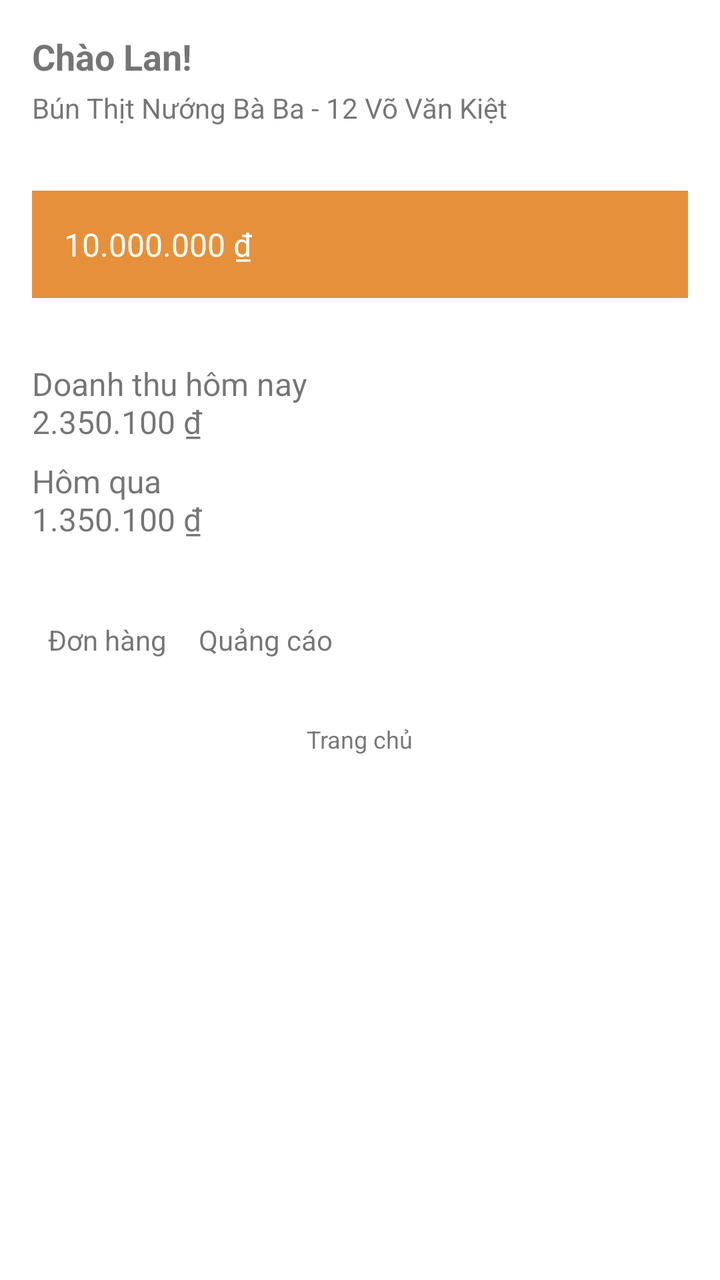
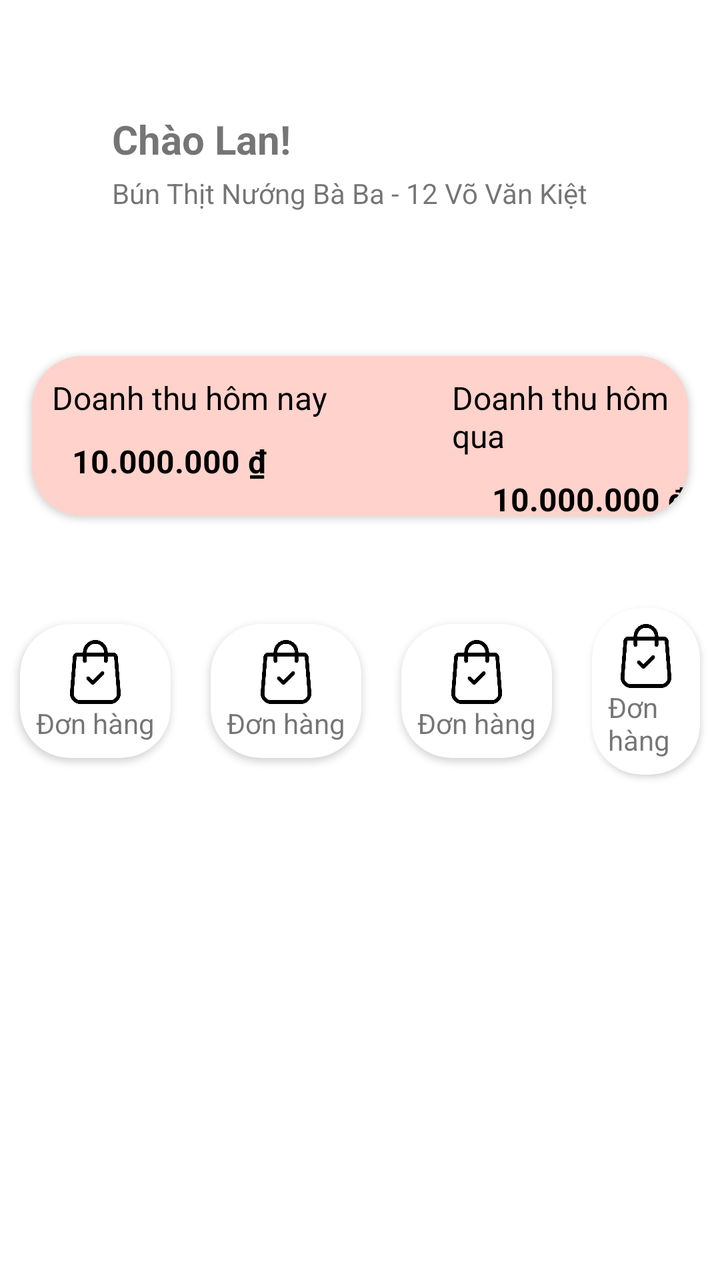

An Android layout rendered at two revisions. The XML below is the earlier revision; the diff shows what the commit changed to produce the second picture.
<!-- AndroidManifest.xml: application theme Theme.Grab_Demo -->
<!-- res/layout/fragment_home_store_owner.xml -->
<?xml version="1.0" encoding="utf-8"?>
<FrameLayout xmlns:android="http://schemas.android.com/apk/res/android"
    xmlns:tools="http://schemas.android.com/tools"
    android:layout_width="match_parent"
    android:layout_height="match_parent"
    tools:context=".store_owner.fragment.HomeStoreOwnerFragment">

    
    <LinearLayout
        android:layout_width="match_parent"
        android:layout_height="match_parent"
        android:orientation="vertical">
        
        <LinearLayout
            android:layout_width="match_parent"
            android:layout_height="wrap_content"
            android:orientation="vertical"
            android:padding="16dp">

            <TextView
                android:id="@+id/tvGreeting"
                android:layout_width="wrap_content"
                android:layout_height="wrap_content"
                android:text="Chào Lan!"
                android:textSize="18sp"
                android:textStyle="bold" />

            <TextView
                android:id="@+id/tvSubtitle"
                android:layout_width="wrap_content"
                android:layout_height="wrap_content"
                android:layout_marginTop="4dp"
                android:text="Bún Thịt Nướng Bà Ba - 12 Võ Văn Kiệt"
                android:textSize="14sp" />
        </LinearLayout>

        
        <LinearLayout
            android:id="@+id/greenCard"
            android:layout_width="match_parent"
            android:layout_height="wrap_content"
            android:layout_margin="16dp"
            android:background="@color/cam"
            android:orientation="horizontal"
            android:padding="16dp">

            <TextView
                android:id="@+id/tvAmount"
                android:layout_width="wrap_content"
                android:layout_height="wrap_content"
                android:text="10.000.000 ₫"
                android:textColor="@android:color/white"
                android:textSize="16sp" />
        </LinearLayout>

        
        <LinearLayout
            android:id="@+id/salesQRPayments"
            android:layout_width="match_parent"
            android:layout_height="wrap_content"
            android:orientation="vertical"
            android:padding="16dp">

            <TextView
                android:id="@+id/tvSalesToday"
                android:layout_width="wrap_content"
                android:layout_height="wrap_content"
                android:text="Doanh thu hôm nay\n2.350.100 ₫"
                android:textSize="16sp" />

            <TextView
                android:id="@+id/tvQRPayments"
                android:layout_width="wrap_content"
                android:layout_height="wrap_content"
                android:layout_marginTop="8dp"
                android:text="Hôm qua\n1.350.100 ₫"
                android:textSize="16sp" />
        </LinearLayout>

        
        <GridLayout
            android:layout_width="match_parent"
            android:layout_height="wrap_content"
            android:layout_margin="16dp"
            android:columnCount="4"
            android:orientation="horizontal"
            android:rowCount="2">

            
            <LinearLayout
                android:layout_width="wrap_content"
                android:layout_height="wrap_content"
                android:gravity="center"
                android:orientation="vertical"
                android:padding="8dp">

                <ImageView
                    android:layout_width="wrap_content"
                    android:layout_height="wrap_content" />

                <TextView
                    android:layout_width="wrap_content"
                    android:layout_height="wrap_content"
                    android:text="Đơn hàng"
                    android:textSize="14sp" />
            </LinearLayout>

            
            
            <LinearLayout
                android:layout_width="wrap_content"
                android:layout_height="wrap_content"
                android:gravity="center"
                android:orientation="vertical"
                android:padding="8dp">

                <ImageView
                    android:layout_width="wrap_content"
                    android:layout_height="wrap_content" />

                <TextView
                    android:layout_width="wrap_content"
                    android:layout_height="wrap_content"
                    android:text="Quảng cáo"
                    android:textSize="14sp" />
            </LinearLayout>

            
        </GridLayout>

        
        <LinearLayout
            android:layout_width="match_parent"
            android:layout_height="wrap_content"
            android:background="@android:color/white"
            android:orientation="horizontal"
            android:padding="8dp">

            
            <LinearLayout
                android:layout_width="0dp"
                android:layout_height="wrap_content"
                android:layout_weight="1"
                android:gravity="center"
                android:orientation="vertical">

                <ImageView
                    android:layout_width="wrap_content"
                    android:layout_height="wrap_content" />

                <TextView
                    android:layout_width="wrap_content"
                    android:layout_height="wrap_content"
                    android:text="Trang chủ"
                    android:textSize="12sp" />
            </LinearLayout>

            
        </LinearLayout>
    </LinearLayout>

</FrameLayout>
<!-- resources referenced by this layout -->
<resources>
  <color name="cam">#e6903b</color>
  <style name="Theme.Grab_Demo" parent="Base.Theme.Grab_Demo" />
  <style name="Base.Theme.Grab_Demo" parent="Theme.MaterialComponents.DayNight.NoActionBar">
          
          
      </style>
</resources>

<!-- the commit's change to res/layout/fragment_home_store_owner.xml (unified diff, before → after) -->
@@ -1,5 +1,6 @@
 <?xml version="1.0" encoding="utf-8"?>
 <FrameLayout xmlns:android="http://schemas.android.com/apk/res/android"
+    xmlns:app="http://schemas.android.com/apk/res-auto"
     xmlns:tools="http://schemas.android.com/tools"
     android:layout_width="match_parent"
     android:layout_height="match_parent"
@@ -14,15 +15,16 @@
         <LinearLayout
             android:layout_width="match_parent"
             android:layout_height="wrap_content"
+            android:layout_margin="40dp"
             android:orientation="vertical"
             android:padding="16dp">
 
             <TextView
-                android:id="@+id/tvGreeting"
+                android:id="@+id/tvGreeting_home_storeowner"
                 android:layout_width="wrap_content"
                 android:layout_height="wrap_content"
                 android:text="Chào Lan!"
-                android:textSize="18sp"
+                android:textSize="20sp"
                 android:textStyle="bold" />
 
             <TextView
@@ -34,129 +36,201 @@
                 android:textSize="14sp" />
         </LinearLayout>
 
+        <androidx.cardview.widget.CardView
+            android:id="@+id/card_doanhthu_HomeStoreOwner"
+            android:layout_width="match_parent"
+            android:layout_height="80dp"
+            android:layout_margin="16dp"
+            android:padding="16dp"
+            app:cardBackgroundColor="#FFD2CB"
+            app:cardCornerRadius="25dp">
+
+            <LinearLayout
+                android:layout_width="wrap_content"
+                android:layout_height="wrap_content"
+                android:orientation="vertical">
+
+                <TextView
+                    android:layout_width="wrap_content"
+                    android:layout_height="wrap_content"
+                    android:layout_marginStart="10dp"
+                    android:layout_marginTop="10dp"
+                    android:text="Doanh thu hôm nay"
+                    android:textColor="@android:color/black"
+                    android:textSize="16sp" />
+
+                <TextView
+                    android:id="@+id/tv_revenue_today"
+                    android:layout_width="wrap_content"
+                    android:layout_height="wrap_content"
+                    android:layout_marginStart="20dp"
+                    android:layout_marginTop="10dp"
+                    android:text="10.000.000 ₫"
+                    android:textColor="@android:color/black"
+                    android:textSize="16sp"
+                    android:textStyle="bold" />
+            </LinearLayout>
+
+            <LinearLayout
+                android:layout_width="wrap_content"
+                android:layout_height="wrap_content"
+                android:orientation="vertical">
+
+                <TextView
+                    android:layout_width="wrap_content"
+                    android:layout_height="wrap_content"
+                    android:layout_marginStart="210dp"
+                    android:layout_marginTop="10dp"
+                    android:text="Doanh thu hôm qua"
+                    android:textColor="@android:color/black"
+                    android:textSize="16sp" />
+
+                <TextView
+                    android:id="@+id/tv_revenue_yesterday"
+                    android:layout_width="wrap_content"
+                    android:layout_height="wrap_content"
+                    android:layout_marginStart="230dp"
+                    android:layout_marginTop="10dp"
+                    android:text="10.000.000 ₫"
+                    android:textColor="@android:color/black"
+                    android:textSize="16sp"
+                    android:textStyle="bold" />
+            </LinearLayout>
+        </androidx.cardview.widget.CardView>
         
-        <LinearLayout
-            android:id="@+id/greenCard"
-            android:layout_width="match_parent"
-            android:layout_height="wrap_content"
-            android:layout_margin="16dp"
-            android:background="@color/cam"
-            android:orientation="horizontal"
-            android:padding="16dp">
-
-            <TextView
-                android:id="@+id/tvAmount"
-                android:layout_width="wrap_content"
-                android:layout_height="wrap_content"
-                android:text="10.000.000 ₫"
-                android:textColor="@android:color/white"
-                android:textSize="16sp" />
-        </LinearLayout>
-
-        
-        <LinearLayout
-            android:id="@+id/salesQRPayments"
-            android:layout_width="match_parent"
-            android:layout_height="wrap_content"
-            android:orientation="vertical"
-            android:padding="16dp">
-
-            <TextView
-                android:id="@+id/tvSalesToday"
-                android:layout_width="wrap_content"
-                android:layout_height="wrap_content"
-                android:text="Doanh thu hôm nay\n2.350.100 ₫"
-                android:textSize="16sp" />
-
-            <TextView
-                android:id="@+id/tvQRPayments"
-                android:layout_width="wrap_content"
-                android:layout_height="wrap_content"
-                android:layout_marginTop="8dp"
-                android:text="Hôm qua\n1.350.100 ₫"
-                android:textSize="16sp" />
-        </LinearLayout>
 
         
         <GridLayout
             android:layout_width="match_parent"
             android:layout_height="wrap_content"
-            android:layout_margin="16dp"
             android:columnCount="4"
             android:orientation="horizontal"
             android:rowCount="2">
 
             
             <LinearLayout
-                android:layout_width="wrap_content"
-                android:layout_height="wrap_content"
-                android:gravity="center"
-                android:orientation="vertical"
-                android:padding="8dp">
-
-                <ImageView
-                    android:layout_width="wrap_content"
-                    android:layout_height="wrap_content" />
-
-                <TextView
-                    android:layout_width="wrap_content"
-                    android:layout_height="wrap_content"
-                    android:text="Đơn hàng"
-                    android:textSize="14sp" />
+                android:layout_width="match_parent"
+                android:layout_marginTop="20dp"
+                android:layout_height="wrap_content"
+                android:gravity="center">
+
+                <androidx.cardview.widget.CardView
+                    android:layout_width="wrap_content"
+                    android:layout_height="wrap_content"
+                    android:layout_margin="10dp"
+                    android:padding="16dp"
+                    app:cardCornerRadius="25dp">
+
+                    <LinearLayout
+                        android:layout_width="wrap_content"
+                        android:layout_height="wrap_content"
+                        android:gravity="center"
+                        android:orientation="vertical"
+                        android:padding="8dp">
+
+                        <ImageView
+                            android:layout_width="32dp"
+                            android:layout_height="32dp"
+                            android:src="@drawable/shoppingbag_storeowner" />
+
+                        <TextView
+                            android:layout_width="wrap_content"
+                            android:layout_height="wrap_content"
+                            android:text="Đơn hàng"
+                            android:textSize="14sp" />
+                    </LinearLayout>
+                </androidx.cardview.widget.CardView>
+
+                
+                
+                <androidx.cardview.widget.CardView
+                    android:layout_width="wrap_content"
+                    android:layout_height="wrap_content"
+                    android:layout_margin="10dp"
+                    android:padding="16dp"
+                    app:cardCornerRadius="25dp">
+
+                    <LinearLayout
+                        android:layout_width="wrap_content"
+                        android:layout_height="wrap_content"
+                        android:gravity="center"
+                        android:orientation="vertical"
+                        android:padding="8dp">
+
+                        <ImageView
+                            android:layout_width="32dp"
+                            android:layout_height="32dp"
+                            android:src="@drawable/shoppingbag_storeowner" />
+
+                        <TextView
+                            android:layout_width="wrap_content"
+                            android:layout_height="wrap_content"
+                            android:text="Đơn hàng"
+                            android:textSize="14sp" />
+                    </LinearLayout>
+                </androidx.cardview.widget.CardView>
+
+                <androidx.cardview.widget.CardView
+                    android:layout_width="wrap_content"
+                    android:layout_height="wrap_content"
+                    android:layout_margin="10dp"
+                    android:padding="16dp"
+                    app:cardCornerRadius="25dp">
+
+                    <LinearLayout
+                        android:layout_width="wrap_content"
+                        android:layout_height="wrap_content"
+                        android:gravity="center"
+                        android:orientation="vertical"
+                        android:padding="8dp">
+
+                        <ImageView
+                            android:layout_width="32dp"
+                            android:layout_height="32dp"
+                            android:src="@drawable/shoppingbag_storeowner" />
+
+                        <TextView
+                            android:layout_width="wrap_content"
+                            android:layout_height="wrap_content"
+                            android:text="Đơn hàng"
+                            android:textSize="14sp" />
+                    </LinearLayout>
+                </androidx.cardview.widget.CardView>
+
+                <androidx.cardview.widget.CardView
+                    android:layout_width="wrap_content"
+                    android:layout_height="wrap_content"
+                    android:layout_margin="10dp"
+                    android:padding="16dp"
+                    app:cardCornerRadius="25dp">
+
+                    <LinearLayout
+                        android:layout_width="wrap_content"
+                        android:layout_height="wrap_content"
+                        android:gravity="center"
+                        android:orientation="vertical"
+                        android:padding="8dp">
+
+                        <ImageView
+                            android:layout_width="32dp"
+                            android:layout_height="32dp"
+                            android:src="@drawable/shoppingbag_storeowner" />
+
+                        <TextView
+                            android:layout_width="wrap_content"
+                            android:layout_height="wrap_content"
+                            android:text="Đơn hàng"
+                            android:textSize="14sp" />
+                    </LinearLayout>
+                </androidx.cardview.widget.CardView>
             </LinearLayout>
-
-            
-            
-            <LinearLayout
-                android:layout_width="wrap_content"
-                android:layout_height="wrap_content"
-                android:gravity="center"
-                android:orientation="vertical"
-                android:padding="8dp">
-
-                <ImageView
-                    android:layout_width="wrap_content"
-                    android:layout_height="wrap_content" />
-
-                <TextView
-                    android:layout_width="wrap_content"
-                    android:layout_height="wrap_content"
-                    android:text="Quảng cáo"
-                    android:textSize="14sp" />
-            </LinearLayout>
-
             
         </GridLayout>
-
-        
-        <LinearLayout
-            android:layout_width="match_parent"
-            android:layout_height="wrap_content"
-            android:background="@android:color/white"
-            android:orientation="horizontal"
-            android:padding="8dp">
-
-            
-            <LinearLayout
-                android:layout_width="0dp"
-                android:layout_height="wrap_content"
-                android:layout_weight="1"
-                android:gravity="center"
-                android:orientation="vertical">
-
-                <ImageView
-                    android:layout_width="wrap_content"
-                    android:layout_height="wrap_content" />
-
-                <TextView
-                    android:layout_width="wrap_content"
-                    android:layout_height="wrap_content"
-                    android:text="Trang chủ"
-                    android:textSize="12sp" />
-            </LinearLayout>
-
-            
-        </LinearLayout>
+        <androidx.viewpager.widget.ViewPager
+            android:id="@+id/viewPager_HomeStoreOwner"
+            android:layout_width="match_parent"
+            android:layout_height="300dp"
+            android:layout_marginTop="45dp"
+            android:nestedScrollingEnabled="false" />
     </LinearLayout>
-
 </FrameLayout>
<!-- resource entries referenced after the edit -->
@@ -1,6 +1,6 @@
 <!-- resources referenced by this layout -->
 <resources>
-  <color name="cam">#e6903b</color>
+  <!-- drawable shoppingbag_storeowner: png bitmap (drawable, 12506 bytes) -->
   <style name="Theme.Grab_Demo" parent="Base.Theme.Grab_Demo" />
   <style name="Base.Theme.Grab_Demo" parent="Theme.MaterialComponents.DayNight.NoActionBar">
           
